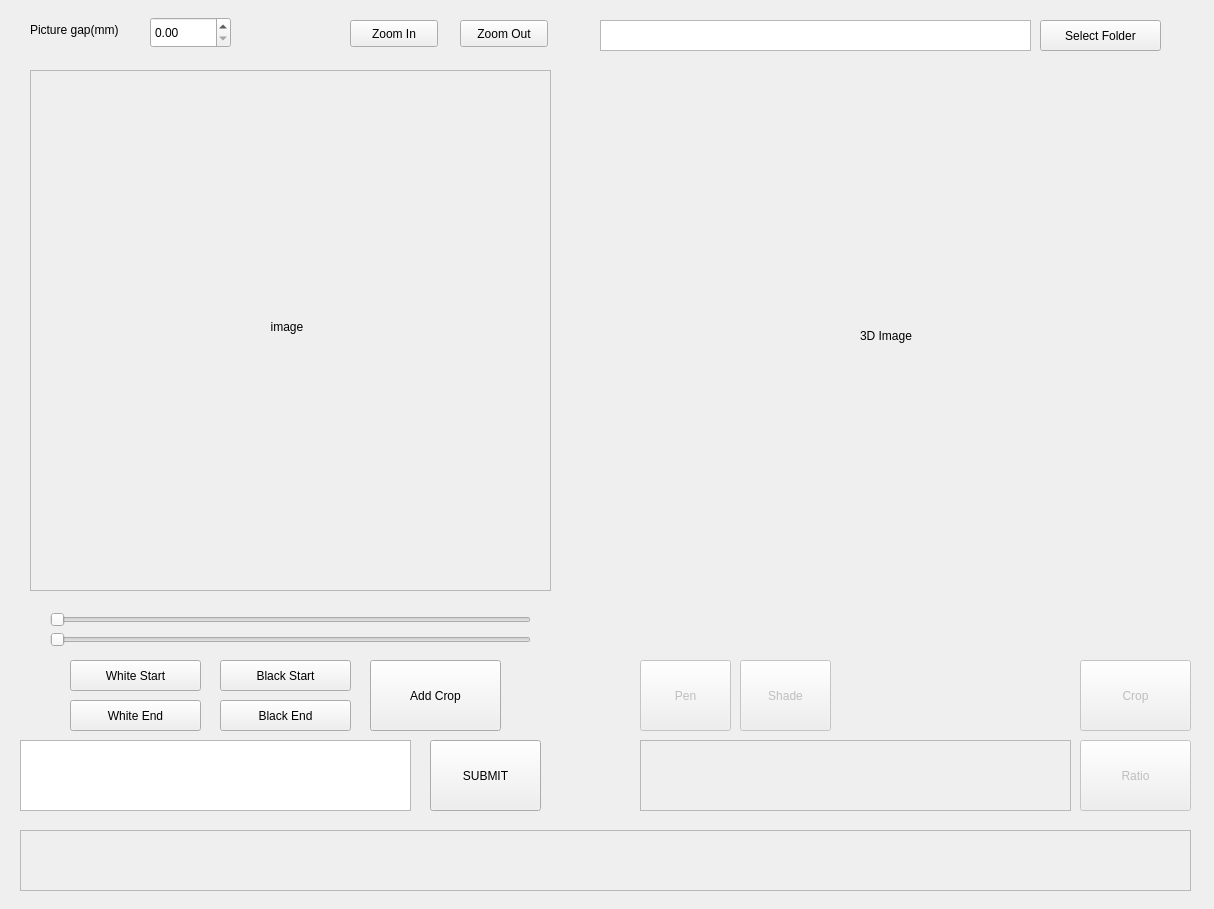
Above: qtdesigner.ui from min-sunnying/teeth_black before the change. Below: the same form after it.
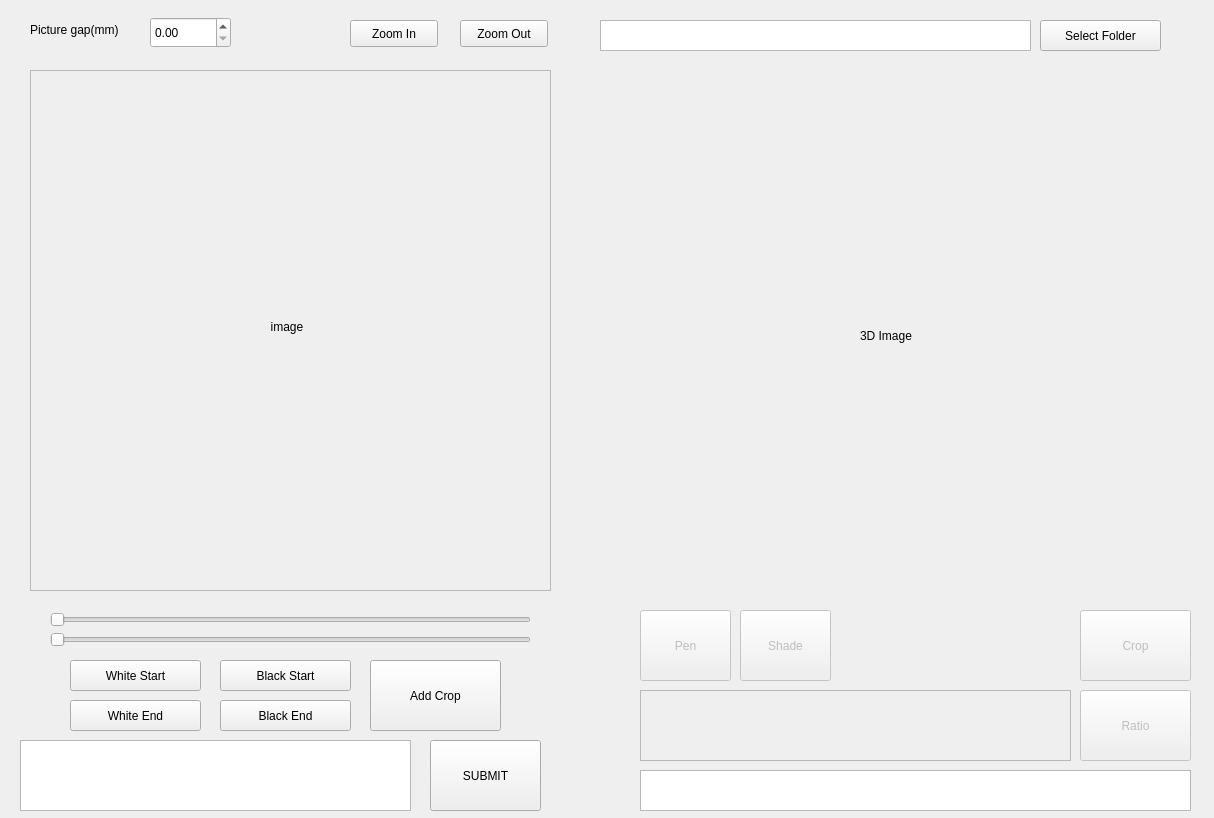
That is the form after the change.

What changed in the file:
```diff
--- a/qtdesigner.ui
+++ b/qtdesigner.ui
@@ -7,7 +7,7 @@
     <x>0</x>
     <y>0</y>
     <width>1214</width>
-    <height>909</height>
+    <height>818</height>
    </rect>
   </property>
   <property name="sizePolicy">
@@ -49,7 +49,7 @@
    <property name="geometry">
     <rect>
      <x>1080</x>
-     <y>660</y>
+     <y>610</y>
      <width>111</width>
      <height>71</height>
     </rect>
@@ -153,7 +153,7 @@
    <property name="geometry">
     <rect>
      <x>640</x>
-     <y>660</y>
+     <y>610</y>
      <width>91</width>
      <height>71</height>
     </rect>
@@ -214,7 +214,7 @@
    <property name="geometry">
     <rect>
      <x>1080</x>
-     <y>740</y>
+     <y>690</y>
      <width>111</width>
      <height>71</height>
     </rect>
@@ -230,7 +230,7 @@
    <property name="geometry">
     <rect>
      <x>640</x>
-     <y>740</y>
+     <y>690</y>
      <width>431</width>
      <height>71</height>
     </rect>
@@ -305,14 +305,14 @@
   </widget>
   <widget class="QTextBrowser" name="totalresult">
    <property name="enabled">
-    <bool>false</bool>
+    <bool>true</bool>
    </property>
    <property name="geometry">
     <rect>
-     <x>20</x>
-     <y>830</y>
-     <width>1171</width>
-     <height>61</height>
+     <x>640</x>
+     <y>770</y>
+     <width>551</width>
+     <height>41</height>
     </rect>
    </property>
   </widget>
@@ -372,7 +372,7 @@
    <property name="geometry">
     <rect>
      <x>740</x>
-     <y>660</y>
+     <y>610</y>
      <width>91</width>
      <height>71</height>
     </rect>
```
